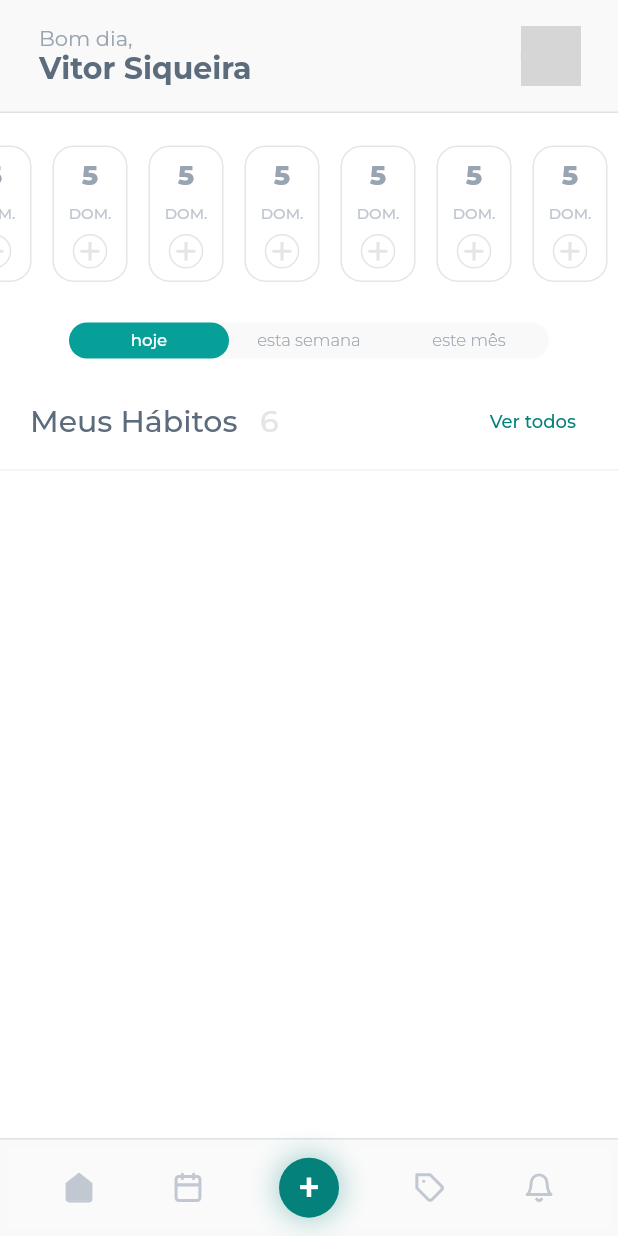
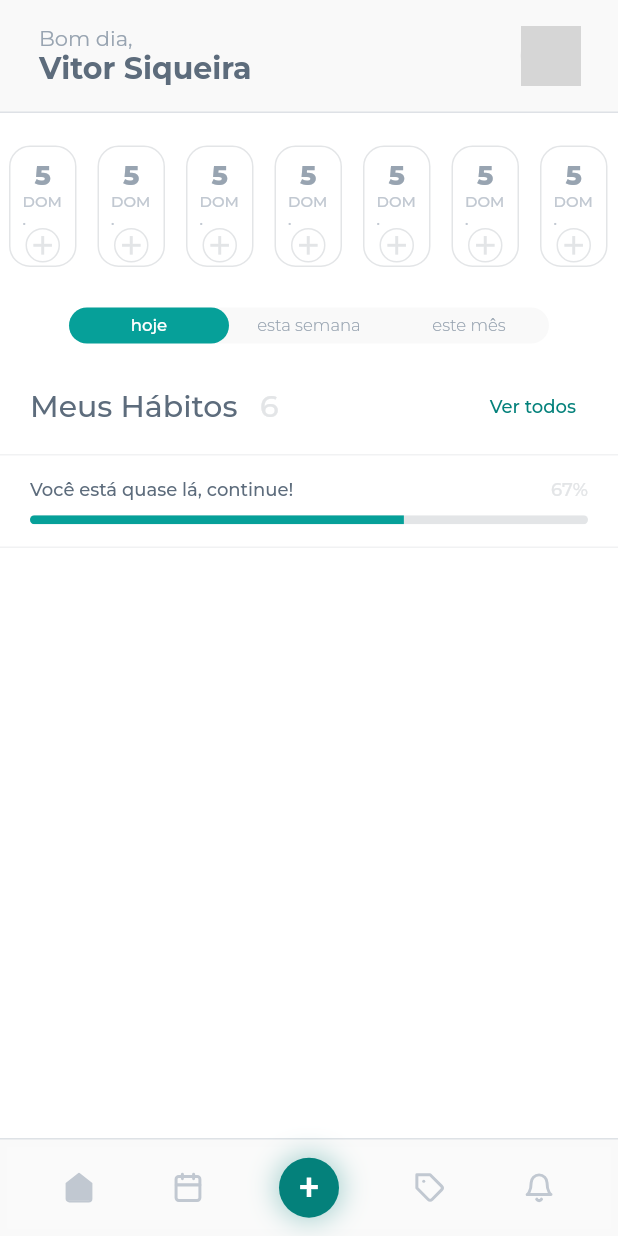
Before and after one commit to vitormsiqueira/HabitTrackerApp-Flutter, a Flutter app: the screen it shows after launch, on a phone screen of 412 x 824 dp. Run offline on Flutter 3.47's test engine with Material 2 defaults, Android fonts, the phone set to English and light mode, and no system bars; drawn by our look-alikes of cached_network_image; our stand-ins replace date_picker_timeline, flutter_svg, google_fonts; network calls fail; grey boxes are pictures that could not be loaded.

Commit message:
Add progress bar

```diff
--- a/lib/pages/home.dart
+++ b/lib/pages/home.dart
@@ -102,7 +102,7 @@ class _MyBodyInicioState extends State<MyBodyInicio>
                       ],
                     ),
                   ),
-                  Expanded(
+                  const Expanded(
                     child: TabBarView(
                       children: [
                         TodayTabBar(),
@@ -184,6 +184,53 @@ class TodayTabBar extends StatelessWidget {
           thickness: 0.5,
           height: 0.5,
         ),
+        Container(
+          width: MediaQuery.of(context).size.width,
+          padding: EdgeInsets.only(top: 15, left: 20.0, right: 20.0),
+          child: Row(
+            mainAxisAlignment: MainAxisAlignment.spaceBetween,
+            children: [
+              Text(
+                'Você está quase lá, continue!',
+                style: GoogleFonts.montserrat(
+                  fontSize: 12,
+                  color: AppColors.grayDarker,
+                  fontWeight: FontWeight.w500,
+                ),
+                textAlign: TextAlign.left,
+              ),
+              Text(
+                '67%',
+                style: GoogleFonts.montserrat(
+                  fontSize: 12,
+                  color: AppColors.gray,
+                  fontWeight: FontWeight.w500,
+                ),
+                textAlign: TextAlign.left,
+              ),
+            ],
+          ),
+        ),
+        Container(
+          padding: const EdgeInsets.only(
+              left: 20.0, right: 20.0, bottom: 15.0, top: 10.0),
+          child: const ClipRRect(
+            borderRadius: BorderRadius.all(Radius.circular(25)),
+            child: LinearProgressIndicator(
+              backgroundColor: AppColors.gray,
+              valueColor: AlwaysStoppedAnimation<Color>(
+                AppColors.cyan,
+              ),
+              value: 0.67,
+            ),
+          ),
+          height: 31.0,
+        ),
+        const Divider(
+          color: AppColors.gray,
+          thickness: 0.5,
+          height: 0.5,
+        ),
       ],
     );
   }
--- a/lib/widgets/timeline_date.dart
+++ b/lib/widgets/timeline_date.dart
@@ -13,8 +13,8 @@ class TimeLineDate extends StatefulWidget {
   TimeLineDate(
     this.startDate, {
     Key? key,
-    this.height = 105,
-    this.width = 50,
+    this.height = 95,
+    this.width = 45,
     this.selectionColor = AppColors.cyanDark,
   });
 
```
